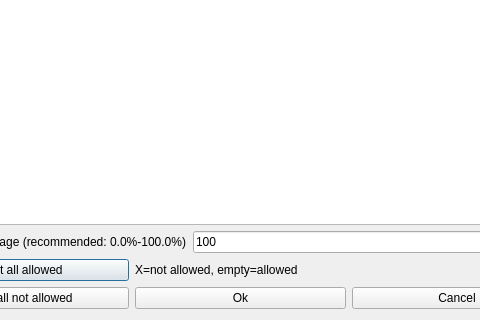
The window that fet/src/interface/modifyconstraintactivitiespreferredtimeslotsform_template.ui (vonmecheln/fet) describes before a commit, drawn with Qt 5; both pictures show x 92 to 572 and y 260 to 580 of the 665 by 580 pixel window.
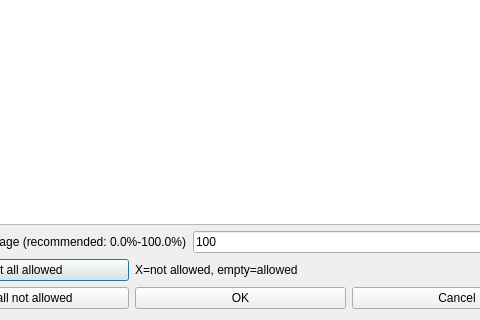
The same window after the commit.

The edit to the form file:
```diff
--- a/fet/src/interface/modifyconstraintactivitiespreferredtimeslotsform_template.ui
+++ b/fet/src/interface/modifyconstraintactivitiespreferredtimeslotsform_template.ui
@@ -140,7 +140,7 @@
      <item row="1" column="1">
       <widget class="QPushButton" name="okPushButton">
        <property name="text">
-        <string>Ok</string>
+        <string>OK</string>
        </property>
       </widget>
      </item>
```
